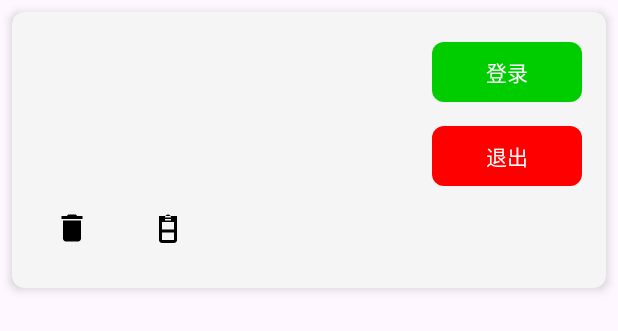
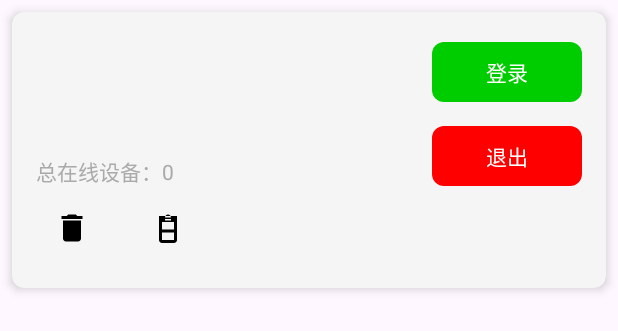
Before and after one commit to WeiTool/LoginYNUFE-Java, an Android app: the layout item_account.xml on its own in the app's theme, with its tools: preview values and no code run, on a phone screen of 412 x 824 dp. Shown: the top 331 px of the screen. Run offline under Robolectric (Android 15) with nearby library versions, the phone set to English and light mode, and no system bars.

Commit message:
增加显示总连接的设备

```diff
--- a/app/src/main/res/layout/item_account.xml
+++ b/app/src/main/res/layout/item_account.xml
@@ -49,6 +49,13 @@
                     android:layout_height="wrap_content"
                     android:minLines="1"
                     android:textColor="@android:color/darker_gray" />
+
+                <TextView
+                    android:id="@+id/tvOnlineDevices"
+                    android:layout_width="match_parent"
+                    android:layout_height="wrap_content"
+                    android:textColor="@android:color/darker_gray"
+                    android:text="总在线设备：0"/>
             </LinearLayout>
 
             <!-- 右侧按钮区（50%宽度） -->
```
Also changed, not shown: app/src/main/java/com/srun/loginynufe/MainActivity.java (+19 -3 lines), app/src/main/java/com/srun/loginynufe/adapter/AccountAdapter.java (+5 -3 lines), app/src/main/java/com/srun/loginynufe/encryption/LoginLogout.java (+28 -1 lines), app/src/main/java/com/srun/loginynufe/model/Account.java (+11 -0 lines).
